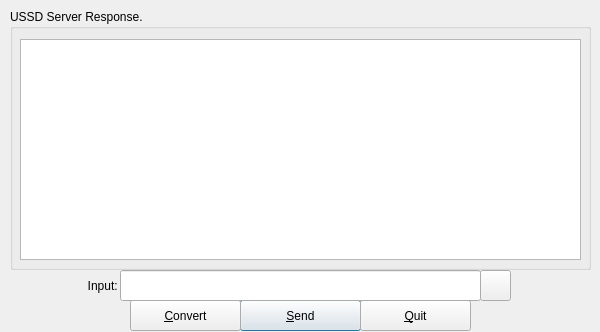
Before: the Qt Designer form src/mainwindow.ui in mhogomchungu/ussd-gui, drawn with Qt 5.
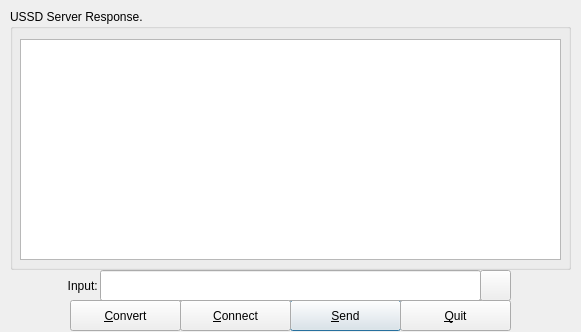
After: the same form once the commit is applied.

Commit message: add a connect/disconnect button

Diff of the .ui file:
```diff
--- a/src/mainwindow.ui
+++ b/src/mainwindow.ui
@@ -6,7 +6,7 @@
    <rect>
     <x>0</x>
     <y>0</y>
-    <width>600</width>
+    <width>581</width>
     <height>332</height>
    </rect>
   </property>
@@ -17,9 +17,9 @@
    <widget class="QPushButton" name="pbSend">
     <property name="geometry">
      <rect>
-      <x>240</x>
+      <x>290</x>
       <y>300</y>
-      <width>121</width>
+      <width>111</width>
       <height>31</height>
      </rect>
     </property>
@@ -36,7 +36,7 @@
    <widget class="QPushButton" name="pbCancel">
     <property name="geometry">
      <rect>
-      <x>360</x>
+      <x>400</x>
       <y>300</y>
       <width>111</width>
       <height>31</height>
@@ -49,9 +49,9 @@
    <widget class="QLineEdit" name="lineEditUSSD_code">
     <property name="geometry">
      <rect>
-      <x>120</x>
+      <x>100</x>
       <y>270</y>
-      <width>361</width>
+      <width>381</width>
       <height>31</height>
      </rect>
     </property>
@@ -61,7 +61,7 @@
      <rect>
       <x>0</x>
       <y>270</y>
-      <width>121</width>
+      <width>101</width>
       <height>31</height>
      </rect>
     </property>
@@ -80,7 +80,7 @@
      <rect>
       <x>10</x>
       <y>9</y>
-      <width>581</width>
+      <width>561</width>
       <height>261</height>
      </rect>
     </property>
@@ -95,7 +95,7 @@
       <rect>
        <x>10</x>
        <y>30</y>
-       <width>561</width>
+       <width>541</width>
        <height>221</height>
       </rect>
      </property>
@@ -123,7 +123,7 @@
    <widget class="QPushButton" name="pbConvert">
     <property name="geometry">
      <rect>
-      <x>130</x>
+      <x>70</x>
       <y>300</y>
       <width>111</width>
       <height>31</height>
@@ -133,6 +133,19 @@
      <string>&amp;Convert</string>
     </property>
    </widget>
+   <widget class="QPushButton" name="pbConnect">
+    <property name="geometry">
+     <rect>
+      <x>180</x>
+      <y>300</y>
+      <width>111</width>
+      <height>31</height>
+     </rect>
+    </property>
+    <property name="text">
+     <string>&amp;Connect</string>
+    </property>
+   </widget>
   </widget>
  </widget>
  <layoutdefault spacing="6" margin="11"/>
```
The commit also changes 5 other files.
